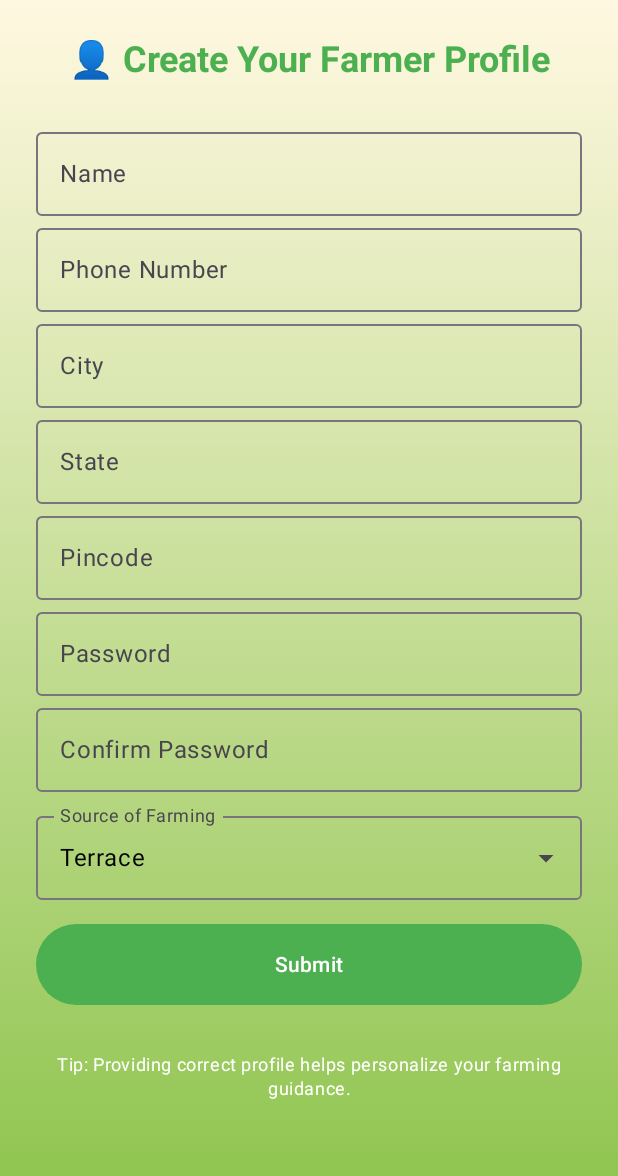
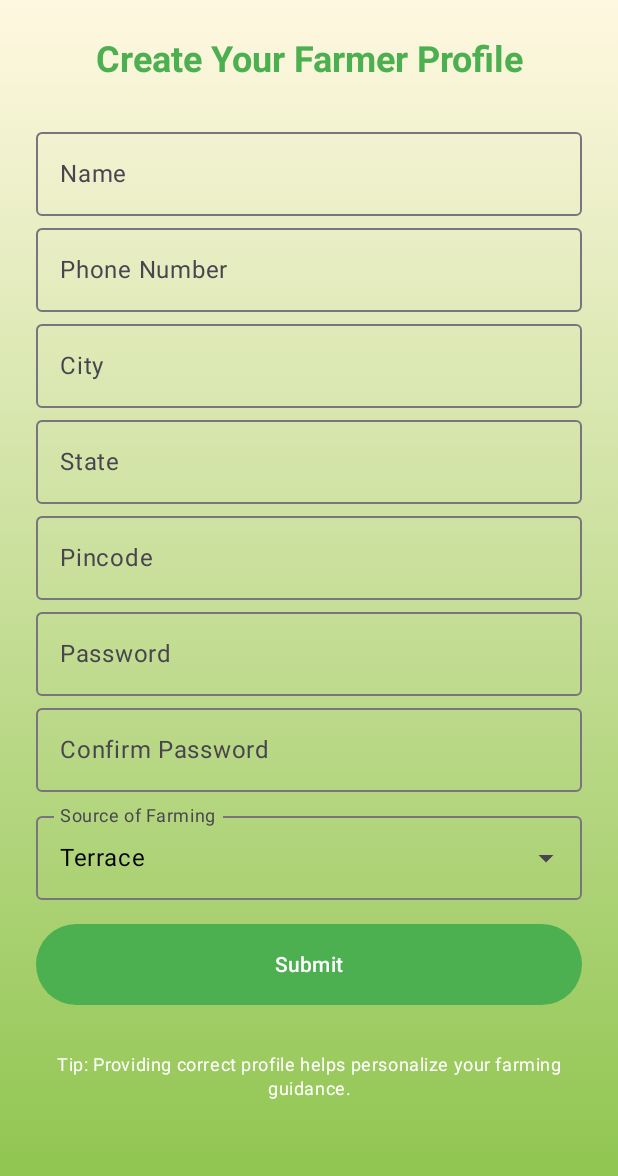
Before and after one commit to Developer-Abhimanyu/Kisan, an Android app built with Jetpack Compose: the SignUpScreen screen opened through its navigation route, on a phone screen of 412 x 824 dp. Shown: the top 1176 px of the screen. Run offline under Robolectric (Android 15) with nearby library versions, the phone set to English and light mode, and no system bars; our stand-ins replace Dagger/Hilt's generated code.

Commit message:
[AV] (BTS-8) Sign up screen added

```diff
--- a/app/build.gradle.kts
+++ b/app/build.gradle.kts
@@ -68,6 +68,7 @@ dependencies {
     implementation(platform("com.google.firebase:firebase-bom:33.0.0"))
     implementation("com.google.firebase:firebase-analytics")
     implementation("com.google.firebase:firebase-auth")
+    implementation("androidx.datastore:datastore-preferences:1.0.0")
 
     androidTestImplementation(libs.hilt.android.testing)
 
--- a/app/src/main/java/com/agentic/quartet/kisan/MainActivity.kt
+++ b/app/src/main/java/com/agentic/quartet/kisan/MainActivity.kt
@@ -3,26 +3,23 @@ package com.agentic.quartet.kisan
 import android.os.Bundle
 import androidx.activity.ComponentActivity
 import androidx.activity.compose.setContent
-import androidx.compose.runtime.Composable
 import dagger.hilt.android.AndroidEntryPoint
 import androidx.navigation.compose.rememberNavController
 import com.agentic.quartet.kisan.presentation.navigation.AppNavGraph
 import com.agentic.quartet.kisan.presentation.ui.theme.KisanTheme
+import com.agentic.quartet.kisan.utils.UserPreferences
 
 @AndroidEntryPoint
 class MainActivity : ComponentActivity() {
+    private lateinit var userPreferences: UserPreferences
     override fun onCreate(savedInstanceState: Bundle?) {
         super.onCreate(savedInstanceState)
+        userPreferences = UserPreferences(this)
         setContent {
-            App()
+            val navController = rememberNavController()
+            KisanTheme {
+                AppNavGraph(navController, userPreferences)
+            }
         }
     }
 }
-
-@Composable
-fun App() {
-    val navController = rememberNavController()
-    KisanTheme {
-        AppNavGraph(navController = navController)
-    }
-}
--- a/app/src/main/java/com/agentic/quartet/kisan/presentation/navigation/AppNavGraph.kt
+++ b/app/src/main/java/com/agentic/quartet/kisan/presentation/navigation/AppNavGraph.kt
@@ -1,6 +1,9 @@
 package com.agentic.quartet.kisan.presentation.navigation
 
 import androidx.compose.runtime.Composable
+import androidx.compose.runtime.LaunchedEffect
+import androidx.compose.runtime.mutableStateOf
+import androidx.compose.runtime.remember
 import androidx.navigation.NavHostController
 import androidx.navigation.NavType
 import androidx.navigation.compose.NavHost
@@ -15,9 +18,11 @@ import com.agentic.quartet.kisan.presentation.screens.HomeScreen
 import com.agentic.quartet.kisan.presentation.screens.IrrigationTipsScreen
 import com.agentic.quartet.kisan.presentation.screens.MarketPriceScreen
 import com.agentic.quartet.kisan.presentation.screens.OnboardingScreen
+import com.agentic.quartet.kisan.presentation.screens.SignInScreen
 import com.agentic.quartet.kisan.presentation.screens.SignUpScreen
 import com.agentic.quartet.kisan.presentation.screens.SoilDetectorScreen
 import com.agentic.quartet.kisan.presentation.screens.VoiceAgentScreen
+import com.agentic.quartet.kisan.utils.UserPreferences
 
 sealed class Screen(val route: String) {
     object MarketPrice : Screen("market_price")
@@ -25,6 +30,7 @@ sealed class Screen(val route: String) {
     object DiseaseDetection : Screen("disease_detection")
     object OnboardingScreen : Screen("onboarding_screen")
     object SignUp : Screen("signup_screen")
+    object SignIn : Screen("sign_in")
     object HomeScreen : Screen("home_screen")
     object CropCalendar : Screen("crop_calendar")
     object CropDetail : Screen("crop_detail/{monthIndex}") {
@@ -38,19 +44,55 @@ sealed class Screen(val route: String) {
 }
 
 @Composable
-fun AppNavGraph(navController: NavHostController) {
-    NavHost(navController = navController, startDestination = Screen.OnboardingScreen.route) {
+fun AppNavGraph(
+    navController: NavHostController,
+    userPreferences: UserPreferences
+) {
+
+    val isSignedInState = remember { mutableStateOf<Boolean?>(null) }
+
+    LaunchedEffect(Unit) {
+        isSignedInState.value = userPreferences.isSignedIn()
+    }
+
+    isSignedInState.value?.let { isSignedIn ->
+        val startDestination = if (isSignedIn) {
+            Screen.HomeScreen.route
+        } else {
+            Screen.OnboardingScreen.route
+        }
+
+        NavHost(navController = navController, startDestination = startDestination) {
             composable(Screen.OnboardingScreen.route) {
-            OnboardingScreen(onGetStartedClick = {
-                navController.navigate(Screen.HomeScreen.route)
-            })
+                OnboardingScreen(
+                    onSignUpClick = {
+                        navController.navigate(Screen.SignUp.route) {
+                            popUpTo(Screen.OnboardingScreen.route) { inclusive = true }
+                        }
+                    },
+                    onSignInClick = {
+                        navController.navigate(Screen.SignIn.route) {
+                            popUpTo(Screen.OnboardingScreen.route) { inclusive = true }
+                        }
+                    }
+                )
             }
 
             composable(Screen.SignUp.route) {
                 SignUpScreen(
                     onSignUpComplete = {
                         navController.navigate(Screen.HomeScreen.route) {
-                        popUpTo(Screen.OnboardingScreen.route) { inclusive = true }
+                            popUpTo(0) { inclusive = true }
+                        }
+                    }
+                )
+            }
+
+            composable(Screen.SignIn.route) {
+                SignInScreen(
+                    onSignInSuccess = {
+                        navController.navigate(Screen.HomeScreen.route) {
+                            popUpTo(0) { inclusive = true }
                         }
                     }
                 )
@@ -132,3 +174,4 @@ fun AppNavGraph(navController: NavHostController) {
             }
         }
     }
+}
--- a/app/src/main/java/com/agentic/quartet/kisan/presentation/screens/OnboardingScreen.kt
+++ b/app/src/main/java/com/agentic/quartet/kisan/presentation/screens/OnboardingScreen.kt
@@ -5,8 +5,10 @@ import androidx.compose.animation.fadeIn
 import androidx.compose.animation.fadeOut
 import androidx.compose.animation.slideInVertically
 import androidx.compose.foundation.Image
+import androidx.compose.foundation.layout.Arrangement
 import androidx.compose.foundation.layout.Box
 import androidx.compose.foundation.layout.Column
+import androidx.compose.foundation.layout.Row
 import androidx.compose.foundation.layout.Spacer
 import androidx.compose.foundation.layout.fillMaxSize
 import androidx.compose.foundation.layout.fillMaxWidth
@@ -35,7 +37,10 @@ import androidx.compose.ui.unit.sp
 import com.agentic.quartet.kisan.R
 
 @Composable
-fun OnboardingScreen(onGetStartedClick: () -> Unit) {
+fun OnboardingScreen(
+    onSignUpClick: () -> Unit,
+    onSignInClick: () -> Unit
+) {
 
     Box(
         modifier = Modifier
@@ -103,18 +108,29 @@ fun OnboardingScreen(onGetStartedClick: () -> Unit) {
 
                 Spacer(modifier = Modifier.height(16.dp))
 
-                Button(
-                    onClick = onGetStartedClick,
-                    shape = RoundedCornerShape(50),
-                    colors = ButtonDefaults.buttonColors(containerColor = Color(0xFF4CAF50)),
+                Row(
                     modifier = Modifier
                         .fillMaxWidth()
-                        .height(56.dp)
+                        .height(56.dp),
+                    horizontalArrangement = Arrangement.spacedBy(12.dp)
                 ) {
-                    Text(
-                        text = "GET STARTED",
-                        style = MaterialTheme.typography.titleMedium.copy(color = Color.White)
-                    )
+                    Button(
+                        onClick = onSignUpClick,
+                        shape = RoundedCornerShape(50),
+                        colors = ButtonDefaults.buttonColors(containerColor = Color(0xFF4CAF50)),
+                        modifier = Modifier.weight(1f)
+                    ) {
+                        Text("Sign Up", color = Color.White)
+                    }
+
+                    Button(
+                        onClick = onSignInClick,
+                        shape = RoundedCornerShape(50),
+                        colors = ButtonDefaults.buttonColors(containerColor = Color(0xFF4CAF50)),
+                        modifier = Modifier.weight(1f)
+                    ) {
+                        Text("Sign In", color = Color.White)
+                    }
                 }
 
                 AnimatedVisibility(
--- a/app/src/main/java/com/agentic/quartet/kisan/presentation/screens/SignUpScreen.kt
+++ b/app/src/main/java/com/agentic/quartet/kisan/presentation/screens/SignUpScreen.kt
@@ -21,6 +21,7 @@ import androidx.compose.material.icons.filled.Check
 import com.agentic.quartet.kisan.data.model.FarmerProfile
 import com.agentic.quartet.kisan.presentation.AppBackground
 import com.agentic.quartet.kisan.utils.ProfileManager
+import com.agentic.quartet.kisan.utils.UserPreferences
 
 @OptIn(ExperimentalMaterial3Api::class, ExperimentalAnimationApi::class)
 @Composable
@@ -53,7 +54,7 @@ fun SignUpScreen(onSignUpComplete: () -> Unit) {
             verticalArrangement = Arrangement.Top
         ) {
             Text(
-                text = "👤 Create Your Farmer Profile",
+                text = "Create Your Farmer Profile",
                 style = MaterialTheme.typography.headlineSmall.copy(
                     color = Color(0xFF4CAF50),
                     fontWeight = FontWeight.Bold
@@ -180,7 +181,10 @@ fun SignUpScreen(onSignUpComplete: () -> Unit) {
                             farmingSource = selectedFarmingSource
                         )
                         ProfileManager.saveProfile(context, profile)
-                        onSignUpComplete()
+                        scope.launch {
+                            UserPreferences(context).setSignedIn(true)
+                            onSignUpComplete()
+                        }
                     }
                 },
                 modifier = Modifier
--- /dev/null
+++ b/app/src/main/java/com/agentic/quartet/kisan/utils/UserPreferences.kt
@@ -0,0 +1,21 @@
+package com.agentic.quartet.kisan.utils
+
+import android.content.Context
+import androidx.datastore.preferences.core.*
+import androidx.datastore.preferences.preferencesDataStore
+import kotlinx.coroutines.flow.first
+import kotlinx.coroutines.flow.map
+
+val Context.dataStore by preferencesDataStore(name = "user_prefs")
+
+class UserPreferences(private val context: Context) {
+    private val SIGNED_IN = booleanPreferencesKey("signed_in")
+
+    suspend fun setSignedIn(value: Boolean) {
+        context.dataStore.edit { prefs -> prefs[SIGNED_IN] = value }
+    }
+
+    suspend fun isSignedIn(): Boolean {
+        return context.dataStore.data.map { prefs -> prefs[SIGNED_IN] ?: false }.first()
+    }
+}
```
Also changed, not shown: app/src/main/java/com/agentic/quartet/kisan/presentation/screens/SignInScreen.kt (added, +115 -0 lines). Lines whose indentation alone changed are shown as unchanged.
